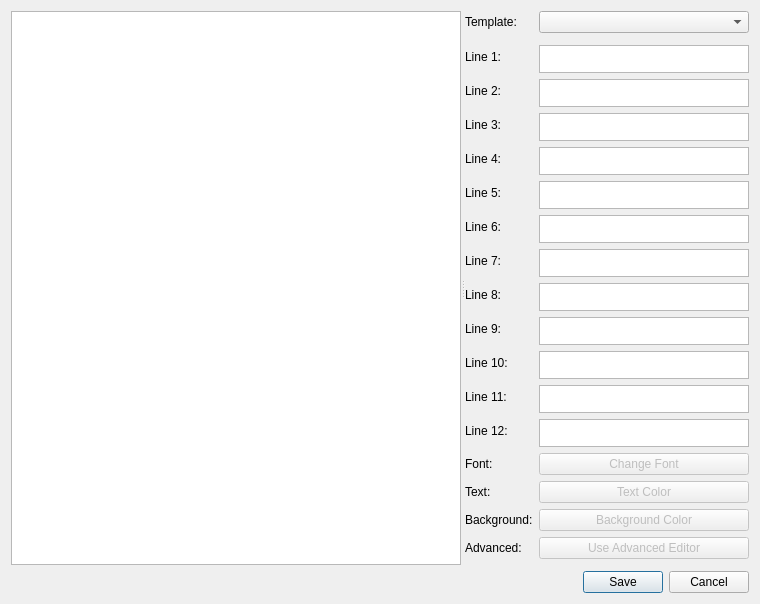
Old version of the form src/windows/ui/title-editor.ui in the repository OpenShot/openshot-qt.
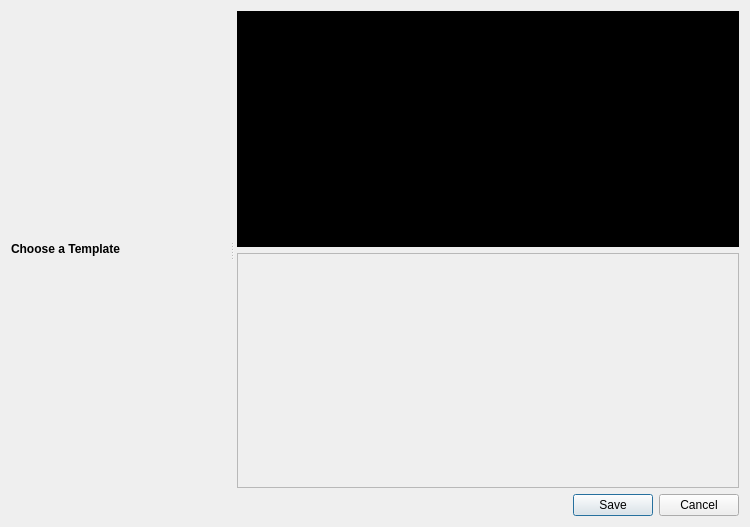
New version of the form. Icons and pictures are not drawn.

Commit message: New UI for title editor and animated titles (listview with thumbnails). Titles no longer require the save dialog. New ASSETS folder to hold temp titles. Setting focus to fileTreeview on launch, so the properties filter doesn't auto get tab focus (preventing certain keypress shortcuts). All child windows now center on parent window.

The edit to the form file:
```diff
--- a/src/windows/ui/title-editor.ui
+++ b/src/windows/ui/title-editor.ui
@@ -6,8 +6,8 @@
    <rect>
     <x>0</x>
     <y>0</y>
-    <width>760</width>
-    <height>416</height>
+    <width>750</width>
+    <height>527</height>
    </rect>
   </property>
   <property name="windowTitle">
@@ -32,434 +32,91 @@
      <property name="orientation">
       <enum>Qt::Horizontal</enum>
      </property>
+     <property name="handleWidth">
+      <number>10</number>
+     </property>
      <widget class="QWidget" name="widget" native="true">
-      <layout class="QGridLayout" name="gridLayout_2">
-       <item row="0" column="0">
-        <widget class="QGraphicsView" name="graphicsView">
-         <property name="minimumSize">
-          <size>
-           <width>450</width>
-           <height>0</height>
-          </size>
-         </property>
-        </widget>
-       </item>
-      </layout>
-     </widget>
-     <widget class="QWidget" name="widgetForm" native="true">
       <property name="sizePolicy">
-       <sizepolicy hsizetype="Preferred" vsizetype="Preferred">
+       <sizepolicy hsizetype="MinimumExpanding" vsizetype="Preferred">
         <horstretch>0</horstretch>
         <verstretch>0</verstretch>
        </sizepolicy>
       </property>
-      <layout class="QFormLayout" name="formLayout">
-       <property name="sizeConstraint">
-        <enum>QLayout::SetDefaultConstraint</enum>
-       </property>
-       <property name="fieldGrowthPolicy">
-        <enum>QFormLayout::AllNonFixedFieldsGrow</enum>
-       </property>
+      <property name="minimumSize">
+       <size>
+        <width>0</width>
+        <height>0</height>
+       </size>
+      </property>
+      <property name="maximumSize">
+       <size>
+        <width>340</width>
+        <height>16777215</height>
+       </size>
+      </property>
+      <layout class="QGridLayout" name="gridLayout_2">
        <item row="0" column="0">
-        <widget class="QLabel" name="label">
-         <property name="text">
-          <string>Template:</string>
-         </property>
-        </widget>
+        <layout class="QVBoxLayout" name="verticalLayout">
+         <item>
+          <widget class="QLabel" name="label">
+           <property name="sizePolicy">
+            <sizepolicy hsizetype="MinimumExpanding" vsizetype="Preferred">
+             <horstretch>0</horstretch>
+             <verstretch>0</verstretch>
+            </sizepolicy>
+           </property>
+           <property name="minimumSize">
+            <size>
+             <width>0</width>
+             <height>0</height>
+            </size>
+           </property>
+           <property name="text">
+            <string>&lt;b&gt;Choose a Template&lt;/b&gt;</string>
+           </property>
+          </widget>
+         </item>
+        </layout>
        </item>
-       <item row="0" column="1">
-        <widget class="QComboBox" name="cmbTemplate">
-         <property name="sizePolicy">
-          <sizepolicy hsizetype="Preferred" vsizetype="Fixed">
-           <horstretch>0</horstretch>
-           <verstretch>0</verstretch>
-          </sizepolicy>
+      </layout>
+     </widget>
+     <widget class="QWidget" name="widget_2" native="true">
+      <layout class="QGridLayout" name="gridLayout_3">
+       <item row="2" column="0">
+        <widget class="QScrollArea" name="scrollArea">
+         <property name="widgetResizable">
+          <bool>true</bool>
          </property>
-         <property name="minimumSize">
-          <size>
-           <width>0</width>
-           <height>0</height>
-          </size>
-         </property>
+         <widget class="QWidget" name="settingsContainer">
+          <property name="geometry">
+           <rect>
+            <x>0</x>
+            <y>0</y>
+            <width>362</width>
+            <height>224</height>
+           </rect>
+          </property>
+          <layout class="QFormLayout" name="formLayout">
+           <property name="fieldGrowthPolicy">
+            <enum>QFormLayout::AllNonFixedFieldsGrow</enum>
+           </property>
+          </layout>
+         </widget>
         </widget>
        </item>
-       <item row="2" column="1">
-        <spacer name="verticalSpacer">
-         <property name="orientation">
-          <enum>Qt::Vertical</enum>
+       <item row="0" column="0">
+        <widget class="QGraphicsView" name="graphicsView">
+         <property name="styleSheet">
+          <string notr="true">background-color: #000000;</string>
          </property>
-         <property name="sizeHint" stdset="0">
-          <size>
-           <width>20</width>
-           <height>10</height>
-          </size>
+         <property name="verticalScrollBarPolicy">
+          <enum>Qt::ScrollBarAlwaysOff</enum>
          </property>
-        </spacer>
-       </item>
-       <item row="3" column="0">
-        <widget class="QLabel" name="lblLine1">
-         <property name="text">
-          <string>Line 1:</string>
+         <property name="horizontalScrollBarPolicy">
+          <enum>Qt::ScrollBarAlwaysOff</enum>
          </property>
         </widget>
        </item>
-       <item row="3" column="1">
-        <widget class="QTextEdit" name="txtLine1">
-         <property name="sizePolicy">
-          <sizepolicy hsizetype="Expanding" vsizetype="MinimumExpanding">
-           <horstretch>0</horstretch>
-           <verstretch>0</verstretch>
-          </sizepolicy>
-         </property>
-         <property name="minimumSize">
-          <size>
-           <width>0</width>
-           <height>28</height>
-          </size>
-         </property>
-        </widget>
-       </item>
-       <item row="4" column="0">
-        <widget class="QLabel" name="lblLine2">
-         <property name="text">
-          <string>Line 2:</string>
-         </property>
-        </widget>
-       </item>
-       <item row="4" column="1">
-        <widget class="QTextEdit" name="txtLine2">
-         <property name="sizePolicy">
-          <sizepolicy hsizetype="Expanding" vsizetype="MinimumExpanding">
-           <horstretch>0</horstretch>
-           <verstretch>0</verstretch>
-          </sizepolicy>
-         </property>
-         <property name="minimumSize">
-          <size>
-           <width>0</width>
-           <height>28</height>
-          </size>
-         </property>
-        </widget>
-       </item>
-       <item row="5" column="0">
-        <widget class="QLabel" name="lblLine3">
-         <property name="text">
-          <string>Line 3:</string>
-         </property>
-        </widget>
-       </item>
-       <item row="5" column="1">
-        <widget class="QTextEdit" name="txtLine3">
-         <property name="sizePolicy">
-          <sizepolicy hsizetype="Expanding" vsizetype="MinimumExpanding">
-           <horstretch>0</horstretch>
-           <verstretch>0</verstretch>
-          </sizepolicy>
-         </property>
-         <property name="minimumSize">
-          <size>
-           <width>0</width>
-           <height>28</height>
-          </size>
-         </property>
-        </widget>
-       </item>
-       <item row="6" column="0">
-        <widget class="QLabel" name="lblLine4">
-         <property name="text">
-          <string>Line 4:</string>
-         </property>
-        </widget>
-       </item>
-       <item row="6" column="1">
-        <widget class="QTextEdit" name="txtLine4">
-         <property name="sizePolicy">
-          <sizepolicy hsizetype="Expanding" vsizetype="MinimumExpanding">
-           <horstretch>0</horstretch>
-           <verstretch>0</verstretch>
-          </sizepolicy>
-         </property>
-         <property name="minimumSize">
-          <size>
-           <width>0</width>
-           <height>28</height>
-          </size>
-         </property>
-        </widget>
-       </item>
-       <item row="7" column="0">
-        <widget class="QLabel" name="lblLine5">
-         <property name="text">
-          <string>Line 5:</string>
-         </property>
-        </widget>
-       </item>
-       <item row="7" column="1">
-        <widget class="QTextEdit" name="txtLine5">
-         <property name="sizePolicy">
-          <sizepolicy hsizetype="Expanding" vsizetype="MinimumExpanding">
-           <horstretch>0</horstretch>
-           <verstretch>0</verstretch>
-          </sizepolicy>
-         </property>
-         <property name="minimumSize">
-          <size>
-           <width>0</width>
-           <height>28</height>
-          </size>
-         </property>
-        </widget>
-       </item>
-       <item row="20" column="1">
-        <spacer name="verticalSpacer_2">
-         <property name="orientation">
-          <enum>Qt::Vertical</enum>
-         </property>
-         <property name="sizeHint" stdset="0">
-          <size>
-           <width>20</width>
-           <height>10</height>
-          </size>
-         </property>
-        </spacer>
-       </item>
-       <item row="16" column="0">
-        <widget class="QLabel" name="lblFont">
-         <property name="text">
-          <string>Font:</string>
-         </property>
-        </widget>
-       </item>
-       <item row="16" column="1">
-        <widget class="QPushButton" name="btnFont">
-         <property name="enabled">
-          <bool>false</bool>
-         </property>
-         <property name="text">
-          <string>Change Font</string>
-         </property>
-        </widget>
-       </item>
-       <item row="17" column="0">
-        <widget class="QLabel" name="lblTextColor">
-         <property name="text">
-          <string>Text:</string>
-         </property>
-        </widget>
-       </item>
-       <item row="17" column="1">
-        <widget class="QPushButton" name="btnFontColor">
-         <property name="enabled">
-          <bool>false</bool>
-         </property>
-         <property name="toolTip">
-          <string/>
-         </property>
-         <property name="text">
-          <string>Text Color</string>
-         </property>
-        </widget>
-       </item>
-       <item row="18" column="0">
-        <widget class="QLabel" name="lblBackColor">
-         <property name="text">
-          <string>Background:</string>
-         </property>
-        </widget>
-       </item>
-       <item row="18" column="1">
-        <widget class="QPushButton" name="btnBackgroundColor">
-         <property name="enabled">
-          <bool>false</bool>
-         </property>
-         <property name="toolTip">
-          <string/>
-         </property>
-         <property name="text">
-          <string>Background Color</string>
-         </property>
-        </widget>
-       </item>
-       <item row="19" column="0">
-        <widget class="QLabel" name="lblAdvanced">
-         <property name="text">
-          <string>Advanced:</string>
-         </property>
-        </widget>
-       </item>
-       <item row="19" column="1">
-        <widget class="QPushButton" name="btnAdvanced">
-         <property name="enabled">
-          <bool>false</bool>
-         </property>
-         <property name="text">
-          <string>Use Advanced Editor</string>
-         </property>
-        </widget>
-       </item>
-       <item row="8" column="1">
-        <widget class="QTextEdit" name="txtLine6">
-         <property name="sizePolicy">
-          <sizepolicy hsizetype="Expanding" vsizetype="MinimumExpanding">
-           <horstretch>0</horstretch>
-           <verstretch>0</verstretch>
-          </sizepolicy>
-         </property>
-         <property name="minimumSize">
-          <size>
-           <width>0</width>
-           <height>28</height>
-          </size>
-         </property>
-        </widget>
-       </item>
-       <item row="8" column="0">
-        <widget class="QLabel" name="lblLine6">
-         <property name="text">
-          <string>Line 6:</string>
-         </property>
-        </widget>
-       </item>
-       <item row="10" column="1">
-        <widget class="QTextEdit" name="txtLine7">
-         <property name="sizePolicy">
-          <sizepolicy hsizetype="Expanding" vsizetype="MinimumExpanding">
-           <horstretch>0</horstretch>
-           <verstretch>0</verstretch>
-          </sizepolicy>
-         </property>
-         <property name="minimumSize">
-          <size>
-           <width>0</width>
-           <height>28</height>
-          </size>
-         </property>
-        </widget>
-       </item>
-       <item row="10" column="0">
-        <widget class="QLabel" name="lblLine7">
-         <property name="text">
-          <string>Line 7:</string>
-         </property>
-        </widget>
-       </item>
-       <item row="11" column="1">
-        <widget class="QTextEdit" name="txtLine8">
-         <property name="sizePolicy">
-          <sizepolicy hsizetype="Expanding" vsizetype="MinimumExpanding">
-           <horstretch>0</horstretch>
-           <verstretch>0</verstretch>
-          </sizepolicy>
-         </property>
-         <property name="minimumSize">
-          <size>
-           <width>0</width>
-           <height>28</height>
-          </size>
-         </property>
-        </widget>
-       </item>
-       <item row="11" column="0">
-        <widget class="QLabel" name="lblLine8">
-         <property name="text">
-          <string>Line 8:</string>
-         </property>
-        </widget>
-       </item>
-       <item row="12" column="1">
-        <widget class="QTextEdit" name="txtLine9">
-         <property name="sizePolicy">
-          <sizepolicy hsizetype="Expanding" vsizetype="MinimumExpanding">
-           <horstretch>0</horstretch>
-           <verstretch>0</verstretch>
-          </sizepolicy>
-         </property>
-         <property name="minimumSize">
-          <size>
-           <width>0</width>
-           <height>28</height>
-          </size>
-         </property>
-        </widget>
-       </item>
-       <item row="12" column="0">
-        <widget class="QLabel" name="lblLine9">
-         <property name="text">
-          <string>Line 9:</string>
-         </property>
-        </widget>
-       </item>
-       <item row="13" column="1">
-        <widget class="QTextEdit" name="txtLine10">
-         <property name="sizePolicy">
-          <sizepolicy hsizetype="Expanding" vsizetype="MinimumExpanding">
-           <horstretch>0</horstretch>
-           <verstretch>0</verstretch>
-          </sizepolicy>
-         </property>
-         <property name="minimumSize">
-          <size>
-           <width>0</width>
-           <height>28</height>
-          </size>
-         </property>
-        </widget>
-       </item>
-       <item row="13" column="0">
-        <widget class="QLabel" name="lblLine10">
-         <property name="text">
-          <string>Line 10:</string>
-         </property>
-        </widget>
-       </item>
-       <item row="14" column="1">
-        <widget class="QTextEdit" name="txtLine11">
-         <property name="sizePolicy">
-          <sizepolicy hsizetype="Expanding" vsizetype="MinimumExpanding">
-           <horstretch>0</horstretch>
-           <verstretch>0</verstretch>
-          </sizepolicy>
-         </property>
-         <property name="minimumSize">
-          <size>
-           <width>0</width>
-           <height>28</height>
-          </size>
-         </property>
-        </widget>
-       </item>
-       <item row="14" column="0">
-        <widget class="QLabel" name="lblLine11">
-         <property name="text">
-          <string>Line 11:</string>
-         </property>
-        </widget>
-       </item>
-       <item row="15" column="1">
-        <widget class="QTextEdit" name="txtLine12">
-         <property name="sizePolicy">
-          <sizepolicy hsizetype="Expanding" vsizetype="MinimumExpanding">
-           <horstretch>0</horstretch>
-           <verstretch>0</verstretch>
-          </sizepolicy>
-         </property>
-         <property name="minimumSize">
-          <size>
-           <width>0</width>
-           <height>28</height>
-          </size>
-         </property>
-        </widget>
-       </item>
-       <item row="15" column="0">
-        <widget class="QLabel" name="lblLine12">
-         <property name="text">
-          <string>Line 12:</string>
-         </property>
-        </widget>
-       </item>
-
       </layout>
      </widget>
     </widget>
```
Left out of the diff: 15 changed lines with no effect on the pictures. The commit also changes 10 other files.
